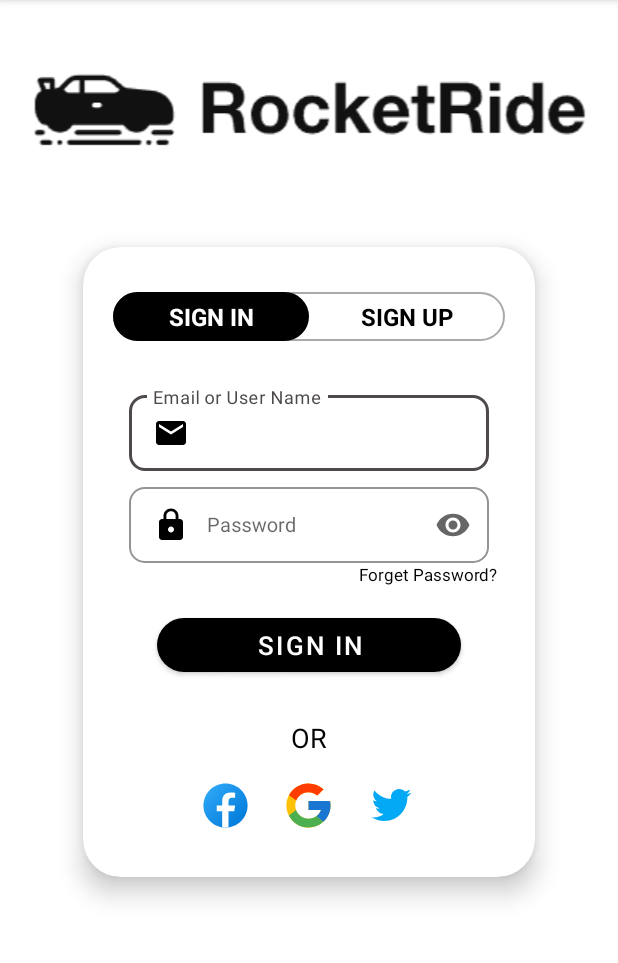
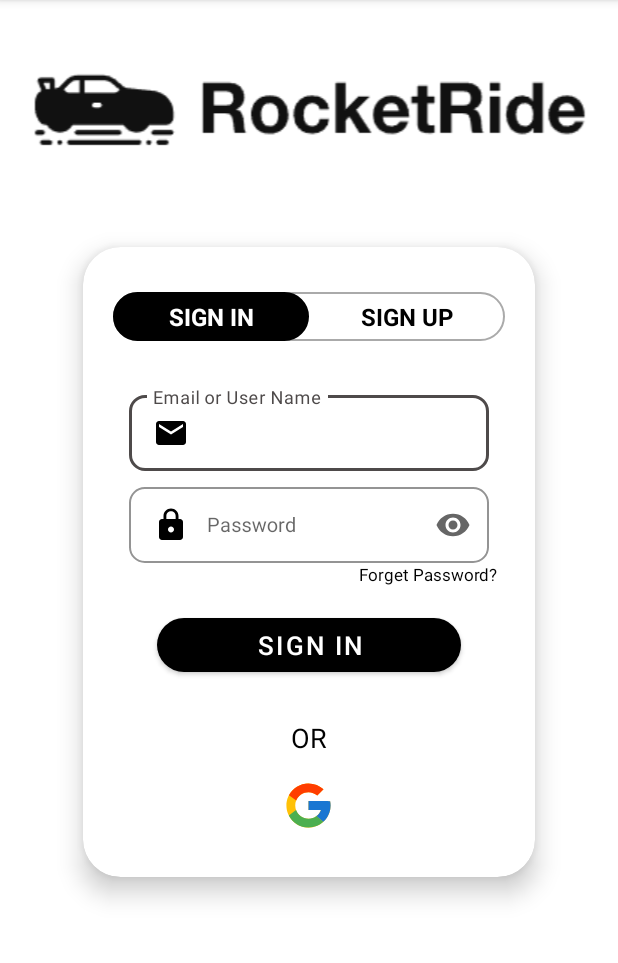
Before and after one commit to GalKoaz/RocketRide, an Android app: the screen it shows after launch (MainActivity), on a phone screen of 412 x 824 dp, the part 84-1047 px from its top. Run offline under Robolectric (Android 15) with nearby library versions, the phone set to English and light mode, and no system bars; our stand-ins replace Firebase (no records; nobody signed in at launch, a user with empty details on screens opened directly).

Commit message:
Remove twitter and facebook from sign in & sign up

```diff
--- a/app/src/main/java/com/example/rocketride/MainActivity.java
+++ b/app/src/main/java/com/example/rocketride/MainActivity.java
@@ -68,9 +68,7 @@ public class MainActivity extends AppCompatActivity {
                  forgotPassword = findViewById(R.id.forgotpass);
 
         // ImageView objects
-        ImageView facebookSignIn = findViewById(R.id.facebookSignIn),
-                  googleSignIn = findViewById(R.id.googleSignIn),
-                  twitterSignIn = findViewById(R.id.twitterSignIn);
+        ImageView googleSignIn = findViewById(R.id.googleSignIn);
 
         // LinearLayout objects
         LinearLayout signUpLayout = findViewById(R.id.singUpLayout),
@@ -177,16 +175,8 @@ public class MainActivity extends AppCompatActivity {
         /**
          * Sign in via providers
          */
-        facebookSignIn.setOnClickListener(l -> {
-            System.out.println("Signing with facebook...");
-        });
-
         googleSignIn.setOnClickListener(l -> {
             System.out.println("Signing with google...");
-        });
-
-        twitterSignIn.setOnClickListener(l -> {
-            System.out.println("Signing with twitter...");
         });
     }
 
--- a/app/src/main/res/layout/activity_main.xml
+++ b/app/src/main/res/layout/activity_main.xml
@@ -306,25 +306,11 @@
                 android:orientation="horizontal">
 
                 <ImageView
-                    android:id="@+id/facebookSignIn"
-                    android:layout_width="35dp"
-                    android:layout_height="35dp"
-                    android:layout_margin="10dp"
-                    android:src="@drawable/ic_facebook" />
-
-                <ImageView
                     android:id="@+id/googleSignIn"
                     android:layout_width="35dp"
                     android:layout_height="35dp"
                     android:layout_margin="10dp"
                     android:src="@drawable/ic_google" />
-
-                <ImageView
-                    android:id="@+id/twitterSignIn"
-                    android:layout_width="35dp"
-                    android:layout_height="35dp"
-                    android:layout_margin="10dp"
-                    android:src="@drawable/ic_twitter" />
 
 
             </LinearLayout>
```
